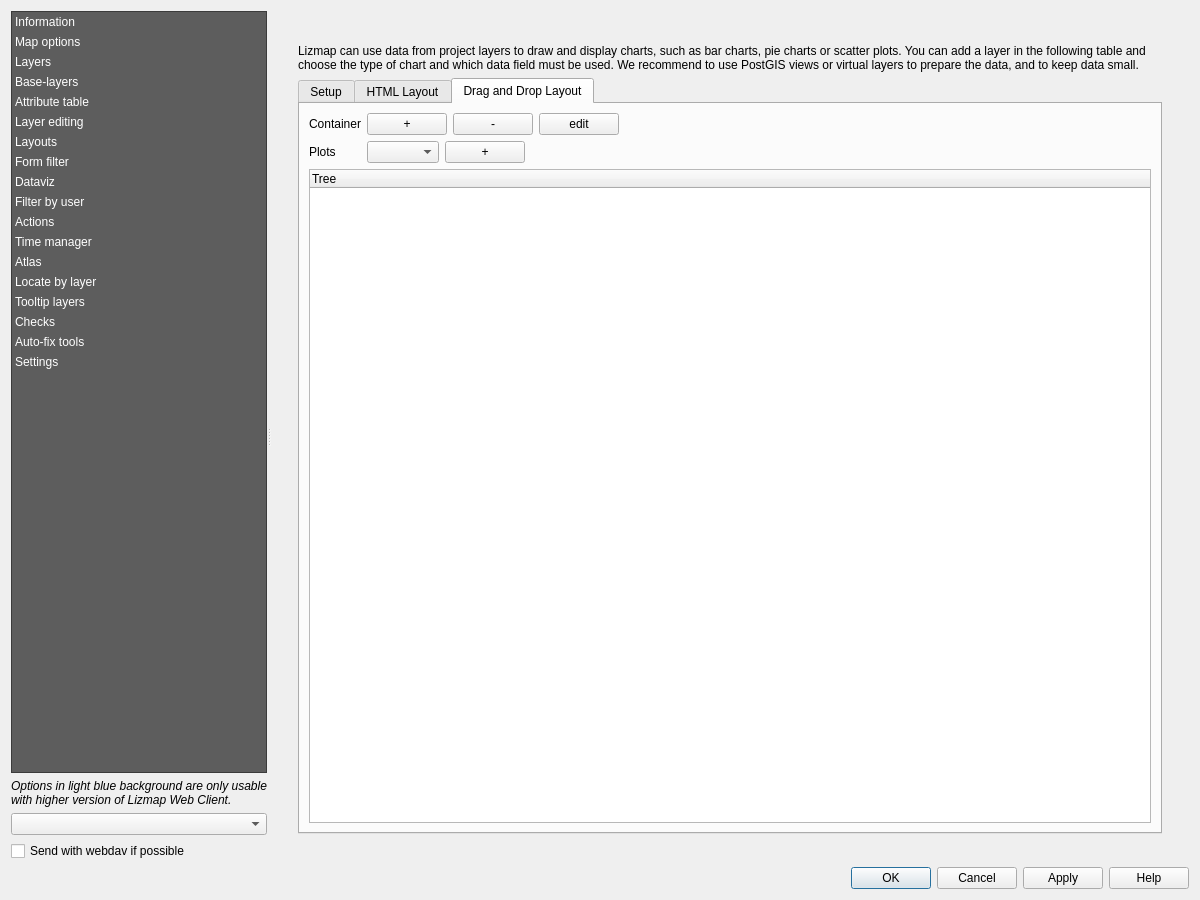
3liz/lizmap-plugin, file lizmap/resources/ui/ui_lizmap.ui: the form before one commit.
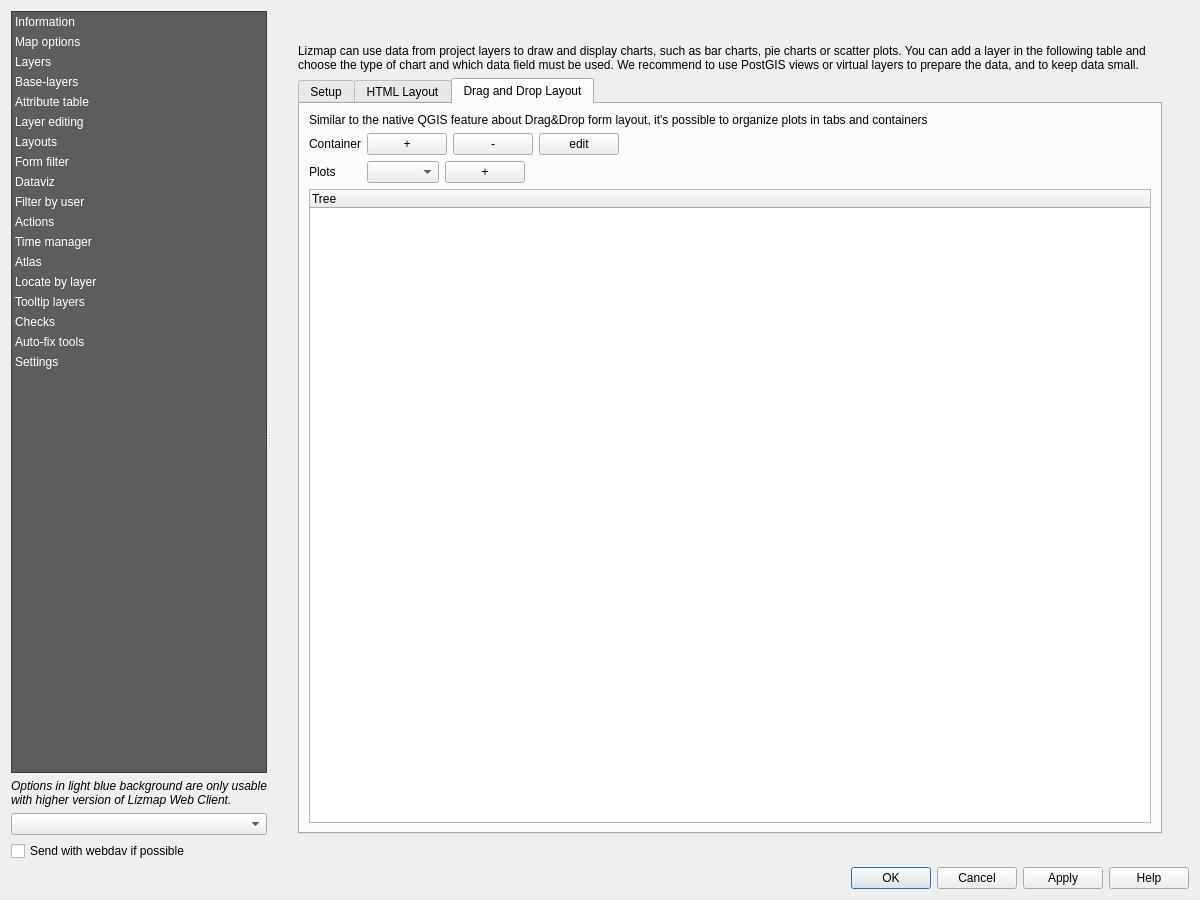
The form after the commit. The open tabs and pages were chosen to show the change. Custom widgets are drawn as their Qt base class.

Commit message: UX - Enable more widgets when clicking in the baselayers predefined group

Diff of the .ui file:
```diff
--- a/lizmap/resources/ui/ui_lizmap.ui
+++ b/lizmap/resources/ui/ui_lizmap.ui
@@ -3612,7 +3612,17 @@
                   <attribute name="title">
                    <string>Drag and Drop Layout</string>
                   </attribute>
-                  <layout class="QHBoxLayout" name="horizontalLayout_45">
+                  <layout class="QVBoxLayout" name="verticalLayout_75">
+                   <item>
+                    <widget class="QLabel" name="label_dnd_dataviz_help">
+                     <property name="text">
+                      <string>Similar to the native QGIS feature about Drag&amp;Drop form layout, it's possible to organize plots in tabs and containers</string>
+                     </property>
+                     <property name="wordWrap">
+                      <bool>true</bool>
+                     </property>
+                    </widget>
+                   </item>
                    <item>
                     <layout class="QVBoxLayout" name="verticalLayout_59">
                      <item>
```
Left out of the diff: 18 changed lines with no effect on the pictures. The commit also changes 4 other files.
